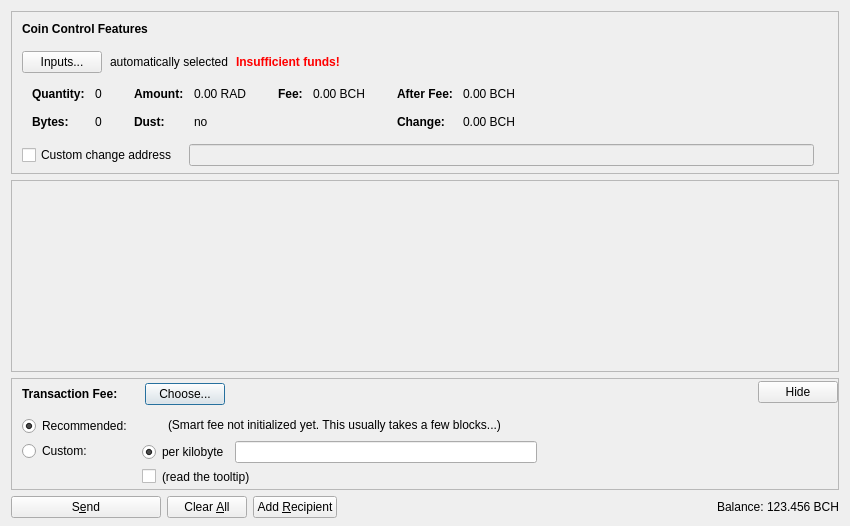
RadiantBlockchain/radiant-node, file src/qt/forms/sendcoinsdialog.ui: the form before one commit.
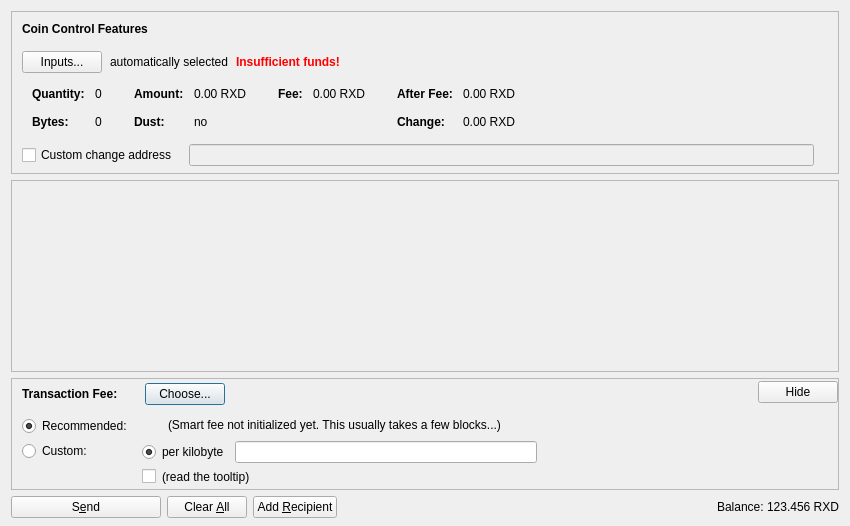
The form after the commit. Icons and pictures are not drawn. Custom widgets are drawn as their Qt base class.

The edit to the form file:
```diff
--- a/src/qt/forms/sendcoinsdialog.ui
+++ b/src/qt/forms/sendcoinsdialog.ui
@@ -324,7 +324,7 @@
                   <enum>Qt::ActionsContextMenu</enum>
                  </property>
                  <property name="text">
-                  <string notr="true">0.00 RAD</string>
+                  <string notr="true">0.00 RXD</string>
                  </property>
                  <property name="textInteractionFlags">
                   <set>Qt::LinksAccessibleByMouse|Qt::TextSelectableByKeyboard|Qt::TextSelectableByMouse</set>
@@ -404,7 +404,7 @@
                   <enum>Qt::ActionsContextMenu</enum>
                  </property>
                  <property name="text">
-                  <string notr="true">0.00 BCH</string>
+                  <string notr="true">0.00 RXD</string>
                  </property>
                  <property name="textInteractionFlags">
                   <set>Qt::LinksAccessibleByMouse|Qt::TextSelectableByKeyboard|Qt::TextSelectableByMouse</set>
@@ -455,7 +455,7 @@
                   <enum>Qt::ActionsContextMenu</enum>
                  </property>
                  <property name="text">
-                  <string notr="true">0.00 BCH</string>
+                  <string notr="true">0.00 RXD</string>
                  </property>
                  <property name="textInteractionFlags">
                   <set>Qt::LinksAccessibleByMouse|Qt::TextSelectableByKeyboard|Qt::TextSelectableByMouse</set>
@@ -484,7 +484,7 @@
                   <enum>Qt::ActionsContextMenu</enum>
                  </property>
                  <property name="text">
-                  <string notr="true">0.00 BCH</string>
+                  <string notr="true">0.00 RXD</string>
                  </property>
                  <property name="textInteractionFlags">
                   <set>Qt::LinksAccessibleByMouse|Qt::TextSelectableByKeyboard|Qt::TextSelectableByMouse</set>
@@ -1162,7 +1162,7 @@
           <cursorShape>IBeamCursor</cursorShape>
          </property>
          <property name="text">
-          <string notr="true">123.456 BCH</string>
+          <string notr="true">123.456 RXD</string>
          </property>
          <property name="textInteractionFlags">
           <set>Qt::LinksAccessibleByMouse|Qt::TextSelectableByKeyboard|Qt::TextSelectableByMouse</set>
```
